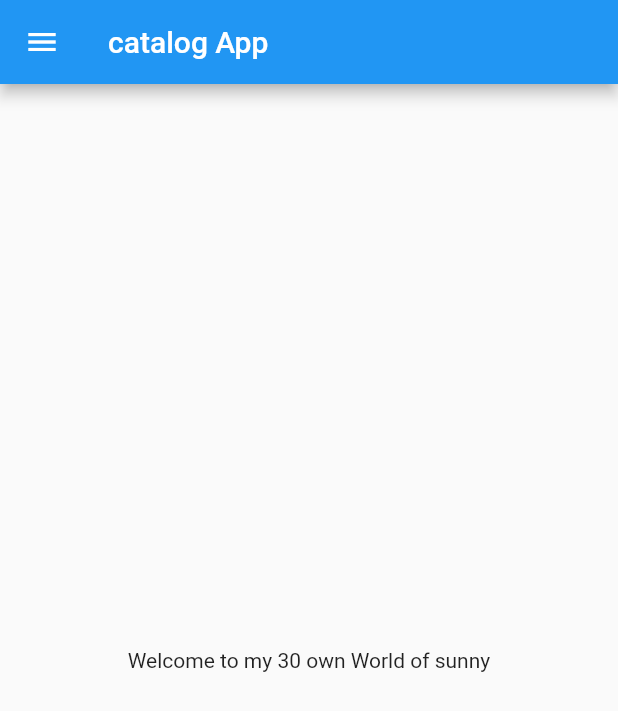
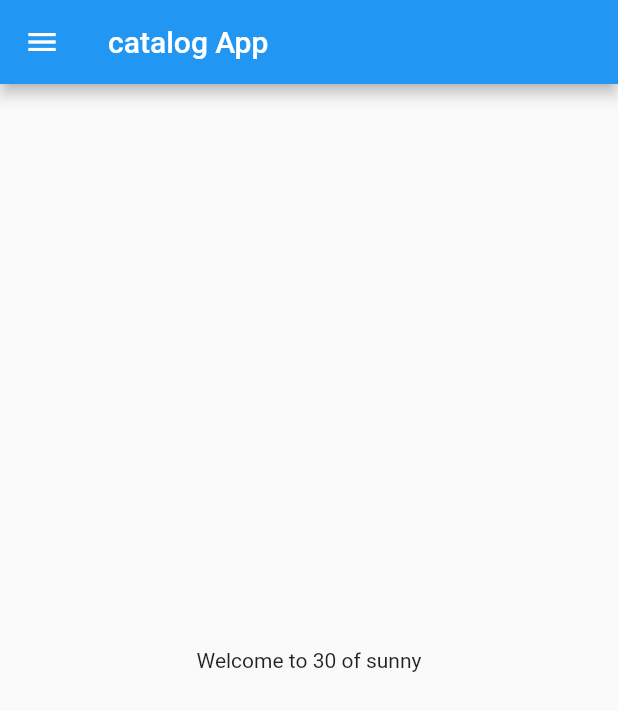
Before and after one commit to sunnydutt12/app_dutt, a Flutter app: the screen it shows after launch, on a phone screen of 412 x 824 dp. Shown: the top 711 px of the screen. Run offline on Flutter 3.47's test engine with Material 2 defaults, Android fonts, the phone set to English and light mode, and no system bars.

Commit message:
DAy 3 done

```diff
--- a/lib/home_page.dart
+++ b/lib/Pages/home_page.dart
@@ -11,9 +11,7 @@ class HomePage extends StatelessWidget {
       appBar: AppBar(
         title: Text("catalog App"),
       ),
-      body: Center(
-          child:
-              Container(child: Text("Welcome to my $days own World of $name"))),
+      body: Center(child: Container(child: Text("Welcome to $days of $name"))),
       drawer: Drawer(),
     );
   }
--- a/lib/main.dart
+++ b/lib/main.dart
@@ -1,6 +1,6 @@
 import 'package:flutter/material.dart';
 
-import 'home_page.dart';
+import 'Pages/home_page.dart';
 
 void main() {
   runApp(MyApp());
```
